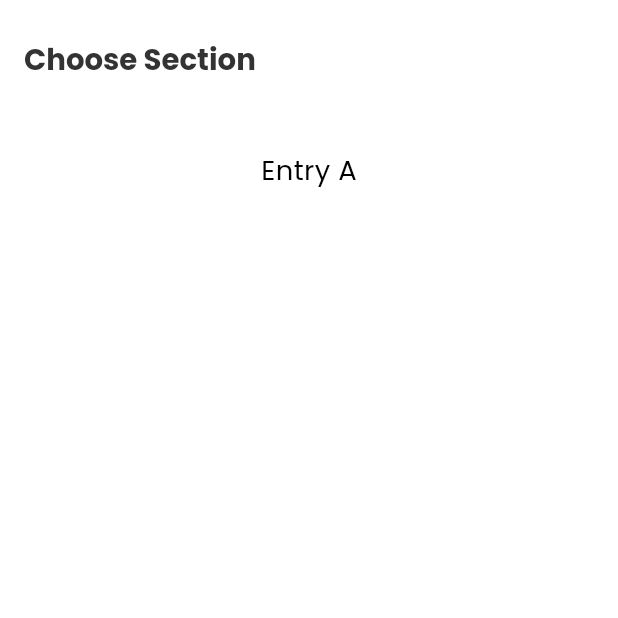
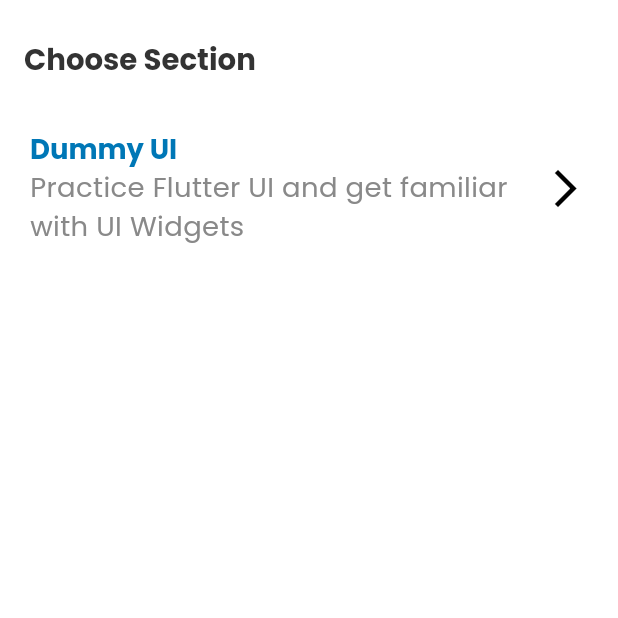
Before and after one commit to rbennum/kelas-flutter-starting-project, a Flutter app: the screen it shows after launch, on a phone screen of 412 x 824 dp, the top half of it. Run offline on Flutter 3.47's test engine with Material 3 defaults, Android fonts, the phone set to English and light mode, and no system bars; our stand-ins replace auto_route, bloc, dio, flutter_screenutil, fluttertoast, fpdart and 6 more; generated files the repository leaves out were written again.

Commit message:
feat: create splash item card

```diff
--- a/lib/presentation/pages/splash/splash_page.dart
+++ b/lib/presentation/pages/splash/splash_page.dart
@@ -1,6 +1,7 @@
 import 'package:auto_route/auto_route.dart';
 import 'package:flutter/material.dart';
 import 'package:student_lecture_app/core/routes/app_router.gr.dart';
+import 'package:student_lecture_app/presentation/pages/splash/widgets/splash_item_card.dart';
 
 @RoutePage()
 class SplashPage extends StatelessWidget {
@@ -10,7 +11,9 @@
   Widget build(BuildContext context) {
     // final List<String> entries = <String>['Entry A', 'Entry B'];
     final List<SplashItem> entries = <SplashItem>[
-      SplashItem("Entry A", "Description of Entry A",
+      SplashItem(
+          "Dummy UI",
+          "Practice Flutter UI and get familiar with UI Widgets",
           () => AutoRouter.of(context).push(const DummyUIRoute())),
     ];
 
@@ -19,17 +22,14 @@
           title: const Text("Choose Section"),
         ),
         body: ListView.separated(
-          padding: const EdgeInsets.all(8),
+          padding: const EdgeInsets.fromLTRB(20, 8, 20, 8),
           itemCount: entries.length,
           itemBuilder: (BuildContext context, int index) {
             return InkWell(
               onTap: () => entries[index].action(),
-              child: SizedBox(
-                height: 50,
-                child: Center(
-                  child: Text(entries[index].title),
-                ),
-              ),
+              child: SplashItemCard(
+                  title: entries[index].title,
+                  description: entries[index].description),
             );
           },
           separatorBuilder: (BuildContext context, int index) =>
--- /dev/null
+++ b/lib/presentation/pages/splash/widgets/splash_item_card.dart
@@ -0,0 +1,35 @@
+import 'package:flutter/material.dart';
+import 'package:student_lecture_app/core/commons/colors_const.dart';
+import 'package:student_lecture_app/presentation/widgets/atoms/text_theme_extension.dart';
+
+class SplashItemCard extends StatelessWidget {
+  final String title;
+  final String description;
+
+  const SplashItemCard(
+      {super.key, required this.title, required this.description});
+
+  @override
+  Widget build(BuildContext context) {
+    return Row(
+      children: [
+        Expanded(
+            child: Column(
+          crossAxisAlignment: CrossAxisAlignment.start,
+          children: [
+            Text(title,
+                style: context.textTheme.headlineLarge
+                    ?.copyWith(color: ColorConstant.primary)),
+            Text(description,
+                style: context.textTheme.bodyMedium
+                    ?.copyWith(color: ColorConstant.grey))
+          ],
+        )),
+        const Icon(
+          Icons.arrow_forward_ios,
+          size: 30,
+        )
+      ],
+    );
+  }
+}
```
